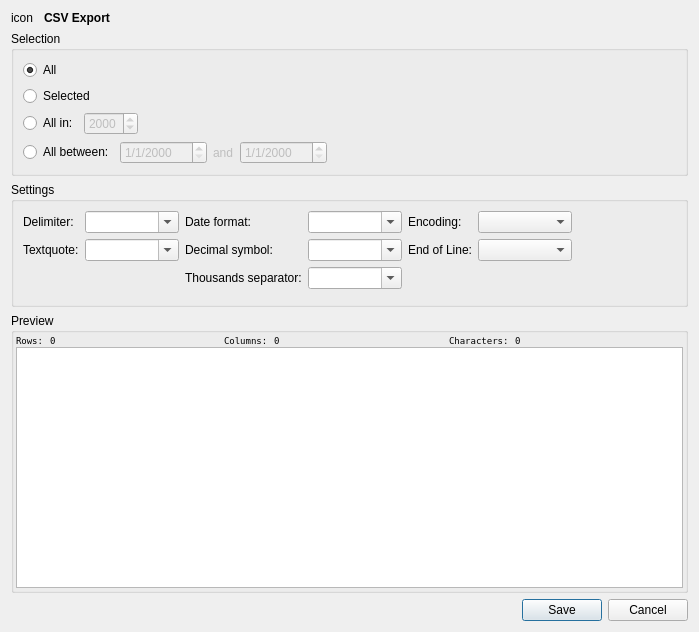
The window that src/export/csv/csvexportdialog.ui (KDE/knipptasch) describes before a commit, drawn with Qt 5.
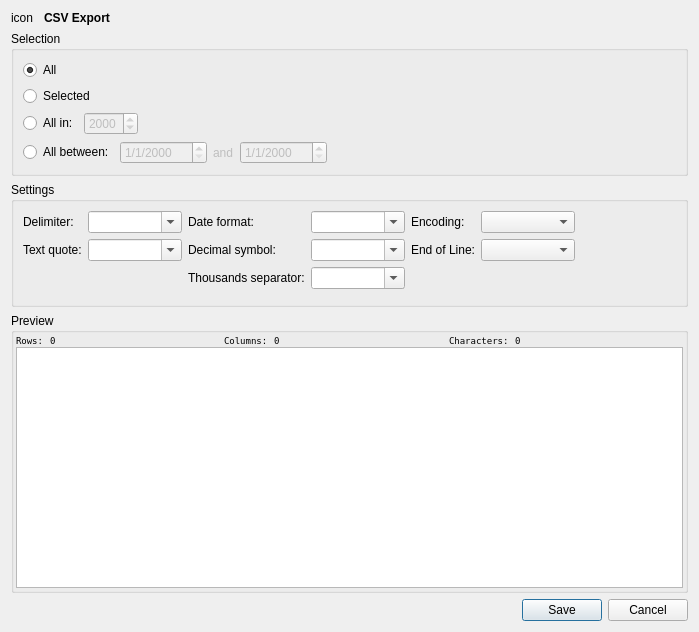
The same window after the commit. Custom widgets are drawn as their Qt base class.

Commit message: Textquote => Text quote

```diff
--- a/src/export/csv/csvexportdialog.ui
+++ b/src/export/csv/csvexportdialog.ui
@@ -166,7 +166,7 @@
         <item row="1" column="0">
          <widget class="QLabel" name="label_2">
           <property name="text">
-           <string>Textquote:</string>
+           <string>Text quote:</string>
           </property>
           <property name="buddy">
            <cstring>textquote</cstring>
```
The commit also changes 1 other file.
